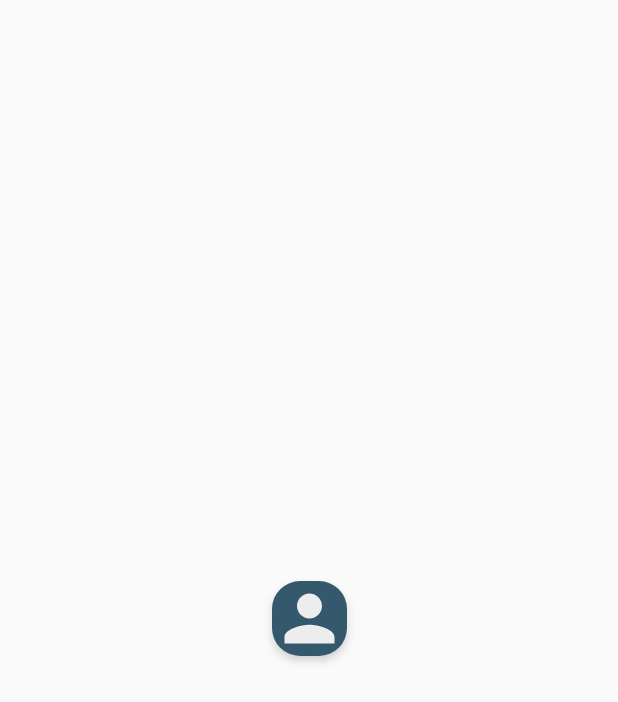
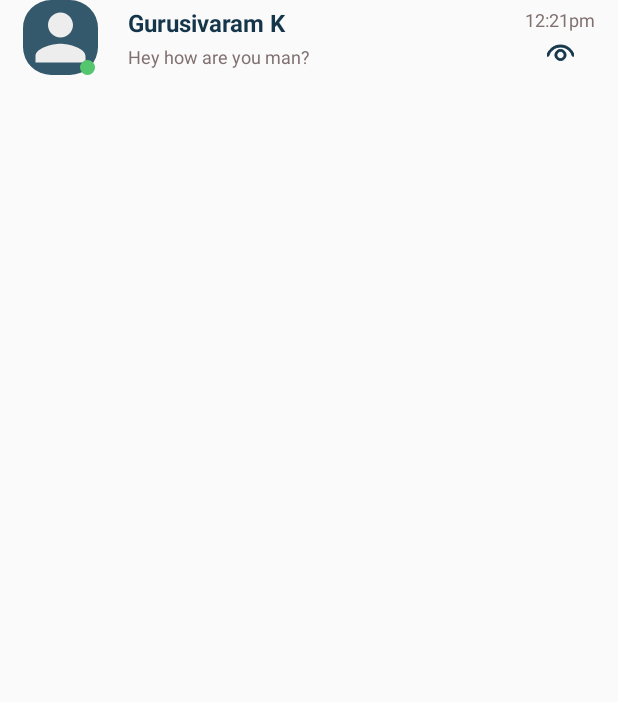
Before and after one commit to Gurusivaram/Strng, an Android app: the layout s_chats_item.xml on its own in the app's theme, with its tools: preview values and no code run, on a phone screen of 412 x 824 dp. Shown: the top 702 px of the screen. Run offline under Robolectric (Android 15) with nearby library versions, the phone set to English and light mode, and no system bars.

Commit message:
created chat item for chats RV list

```diff
--- a/app/src/main/java/authentication/SVerificationFragment.kt
+++ b/app/src/main/java/authentication/SVerificationFragment.kt
@@ -15,7 +15,6 @@ import androidx.fragment.app.Fragment
 import androidx.fragment.app.commit
 import androidx.fragment.app.replace
 import androidx.lifecycle.ViewModelProvider
-import authentication.SAuthenticationActivity.Companion.LOGIN_TAG
 import chats.SChatsActivity
 import com.example.strng.R
 import com.example.strng.databinding.SFragmentVerificationBinding
@@ -216,7 +215,7 @@ class SVerificationFragment : Fragment(R.layout.s_fragment_verification) {
                 } else {
                     with(verificationBinding) {
                         tvResendOtp.typeface = Typeface.DEFAULT
-                        tvResendOtp.setTextColor(resources.getColor(R.color.appText))
+                        tvResendOtp.setTextColor(resources.getColor(R.color.appText1))
                     }
                 }
             })
--- /dev/null
+++ b/app/src/main/res/drawable/ic_seen.xml
@@ -0,0 +1,7 @@
+<vector android:height="18dp" android:viewportHeight="96"
+    android:viewportWidth="96" android:width="18dp" xmlns:android="http://schemas.android.com/apk/res/android">
+    <path android:fillColor="@color/appColor"
+        android:pathData="M32,20.3c-8.5,2.9 -15.9,7.7 -21.6,14.1 -5.5,5.9 -10.4,15.7 -10.4,20.3 0,3 0.3,3.3 2.9,3.3 2.6,-0 3.1,-0.5 4.6,-5 3.7,-11.2 14.7,-21.8 26.9,-26 21.6,-7.4 46.9,4.9 54.2,26.2 1.4,4.3 1.9,4.8 4.5,4.8 2.6,-0 2.9,-0.3 2.9,-3.3 0,-4.4 -5,-14.3 -10.3,-20.3 -5.4,-6.2 -14.4,-11.9 -22.5,-14.4 -9.1,-2.8 -22.5,-2.7 -31.2,0.3z" android:strokeColor="@color/appColor"/>
+    <path android:fillColor="@color/appColor"
+        android:pathData="M39.5,35.4c-6,2.6 -11.5,11.3 -11.5,18.1 0,10.5 9.2,19.5 20,19.5 17.2,-0 26.1,-19.7 14.7,-32.7 -1.7,-2 -4.6,-4.2 -6.4,-4.9 -4.1,-1.8 -12.9,-1.7 -16.8,-0zM56.5,44.3c4.3,4.3 5.3,9.2 2.9,14.2 -4.7,9.9 -18.1,9.9 -22.8,-0 -2.4,-5 -1.4,-9.9 2.9,-14.2 2.9,-2.9 3.9,-3.3 8.5,-3.3 4.6,-0 5.6,0.4 8.5,3.3z" android:strokeColor="@color/appColor"/>
+</vector>
--- a/app/src/main/res/layout/s_chats_item.xml
+++ b/app/src/main/res/layout/s_chats_item.xml
@@ -1,22 +1,91 @@
 <?xml version="1.0" encoding="utf-8"?>
 <androidx.constraintlayout.widget.ConstraintLayout xmlns:android="http://schemas.android.com/apk/res/android"
     xmlns:app="http://schemas.android.com/apk/res-auto"
+    xmlns:tools="http://schemas.android.com/tools"
     android:id="@+id/cl_chats_item_root"
     android:layout_width="match_parent"
-    android:layout_height="match_parent">
+    android:layout_height="wrap_content">
 
     <com.google.android.material.imageview.ShapeableImageView
         android:id="@+id/iv_chat_item_profile_pic"
         android:layout_width="@dimen/spacing_50"
         android:layout_height="@dimen/spacing_50"
+        android:layout_marginStart="15dp"
         android:background="@drawable/bg_profile_image"
-        android:elevation="@dimen/spacing_4"
         android:scaleType="fitXY"
-        app:layout_constraintBottom_toBottomOf="parent"
-        app:layout_constraintEnd_toEndOf="parent"
         app:layout_constraintStart_toStartOf="parent"
         app:layout_constraintTop_toTopOf="parent"
         app:shapeAppearanceOverlay="@style/ProfileImage"
         app:srcCompat="@drawable/ic_person" />
 
+    <com.google.android.material.textview.MaterialTextView
+        android:id="@+id/tv_chat_item_active_status"
+        android:layout_width="10dp"
+        android:layout_height="10dp"
+        android:background="@drawable/bg_active_status"
+        android:paddingStart="5dp"
+        android:paddingEnd="5dp"
+        android:translationX="-12dp"
+        app:layout_constraintBottom_toBottomOf="@+id/iv_chat_item_profile_pic"
+        app:layout_constraintStart_toEndOf="@+id/iv_chat_item_profile_pic" />
+
+    <com.google.android.material.textview.MaterialTextView
+        android:id="@+id/tv_chat_item_profile_name"
+        android:layout_width="wrap_content"
+        android:layout_height="wrap_content"
+        android:layout_marginStart="20dp"
+        android:text="Gurusivaram K"
+        android:textColor="@color/appColor"
+        android:textSize="@dimen/font_14"
+        android:textStyle="bold"
+        app:layout_constraintBottom_toTopOf="@+id/tv_chat_item_last_chat"
+        app:layout_constraintStart_toEndOf="@+id/iv_chat_item_profile_pic"
+        app:layout_constraintTop_toTopOf="@+id/iv_chat_item_profile_pic" />
+
+    <com.google.android.material.textview.MaterialTextView
+        android:id="@+id/tv_chat_item_last_chat"
+        android:layout_width="wrap_content"
+        android:layout_height="wrap_content"
+        android:layout_marginStart="20dp"
+        android:text="Hey how are you man?"
+        android:textColor="@color/appText2"
+        android:textSize="@dimen/font_12"
+        app:layout_constraintBottom_toBottomOf="parent"
+        app:layout_constraintStart_toEndOf="@+id/iv_chat_item_profile_pic"
+        app:layout_constraintTop_toBottomOf="@+id/tv_chat_item_profile_name" />
+
+    <com.google.android.material.textview.MaterialTextView
+        android:id="@+id/tv_chat_item_time_stamp"
+        android:layout_width="wrap_content"
+        android:layout_height="wrap_content"
+        android:layout_marginEnd="15dp"
+        android:text="12:21pm"
+        android:textColor="@color/appText2"
+        android:textSize="@dimen/font_12"
+        app:layout_constraintBottom_toTopOf="@+id/tv_chat_item_unread_count"
+        app:layout_constraintEnd_toEndOf="parent"
+        app:layout_constraintTop_toTopOf="parent" />
+
+    <com.google.android.material.textview.MaterialTextView
+        android:id="@+id/tv_chat_item_unread_count"
+        android:layout_width="wrap_content"
+        android:layout_height="wrap_content"
+        android:text="7"
+        android:visibility="invisible"
+        app:layout_constraintBottom_toBottomOf="parent"
+        app:layout_constraintEnd_toEndOf="@+id/tv_chat_item_time_stamp"
+        app:layout_constraintStart_toStartOf="@+id/tv_chat_item_time_stamp"
+        app:layout_constraintTop_toBottomOf="@+id/tv_chat_item_time_stamp" />
+
+    <com.google.android.material.imageview.ShapeableImageView
+        android:id="@+id/iv_chat_item_seen"
+        android:layout_width="wrap_content"
+        android:layout_height="wrap_content"
+        android:background="@android:color/transparent"
+        app:layout_constraintBottom_toBottomOf="parent"
+        app:layout_constraintEnd_toEndOf="@+id/tv_chat_item_time_stamp"
+        app:layout_constraintStart_toStartOf="@+id/tv_chat_item_time_stamp"
+        app:layout_constraintTop_toBottomOf="@+id/tv_chat_item_time_stamp"
+        app:srcCompat="@drawable/ic_seen" />
+
 </androidx.constraintlayout.widget.ConstraintLayout>
--- a/app/src/main/res/layout/s_fragment_login.xml
+++ b/app/src/main/res/layout/s_fragment_login.xml
@@ -89,7 +89,7 @@
         android:elevation="@dimen/spacing_4"
         android:letterSpacing="0.2"
         android:text="@string/get_in"
-        android:textColor="@color/appText"
+        android:textColor="@color/appText1"
         app:backgroundTint="@color/appColorSecondary"
         app:layout_constraintBottom_toTopOf="@+id/tv_login_sms_charge_hint"
         app:layout_constraintEnd_toEndOf="parent"
--- a/app/src/main/res/layout/s_fragment_verification.xml
+++ b/app/src/main/res/layout/s_fragment_verification.xml
@@ -221,7 +221,7 @@
         android:elevation="@dimen/spacing_4"
         android:letterSpacing="0.2"
         android:text="@string/verify"
-        android:textColor="@color/appText"
+        android:textColor="@color/appText1"
         app:backgroundTint="@color/appColorSecondary"
         app:layout_constraintBottom_toBottomOf="parent"
         app:layout_constraintEnd_toEndOf="parent"
--- a/app/src/main/res/values/colors.xml
+++ b/app/src/main/res/values/colors.xml
@@ -3,7 +3,8 @@
     <color name="appColor">#14354A</color>
     <color name="appColorSecondary">#34586C</color>
     <color name="appColorStatusBar">#0E2737</color>
-    <color name="appText">#EDEDED</color>
+    <color name="appText1">#EDEDED</color>
+    <color name="appText2">#807070</color>
     <color name="purple_200">#FFBB86FC</color>
     <color name="purple_500">#FF6200EE</color>
     <color name="purple_700">#FF3700B3</color>
--- a/app/src/main/res/values/styles.xml
+++ b/app/src/main/res/values/styles.xml
@@ -15,7 +15,7 @@
         <item name="android:layout_marginBottom">@dimen/spacing_20</item>
         <item name="android:gravity">center</item>
         <item name="android:textStyle">bold</item>
-        <item name="android:textColor">@color/appText</item>
+        <item name="android:textColor">@color/appText1</item>
         <item name="android:letterSpacing">@dimen/text_spacing</item>
     </style>
 
@@ -46,6 +46,6 @@
     <style name="AppTheme" parent="Theme.MaterialComponents.Light.NoActionBar.Bridge">
         <item name="colorPrimary">@color/appColor</item>
         <item name="colorPrimaryDark">@color/appColorStatusBar</item>
-        <item name="colorAccent">@color/appText</item>
+        <item name="colorAccent">@color/appText1</item>
     </style>
 </resources>
```
